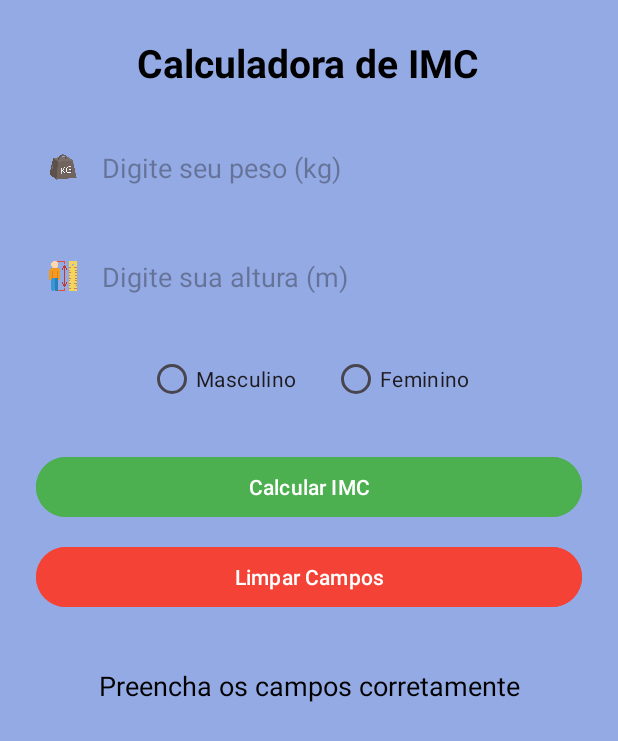
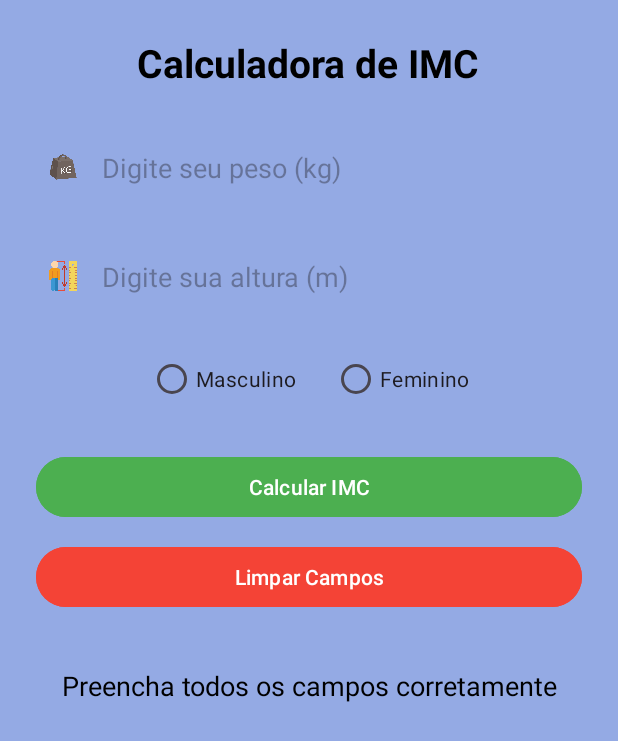
Before and after one commit to michelmoura1989/Trabalho-Laboratorio-de-Extens-o, an Android app: the screen it shows after launch (MainActivity), after a tap on "Calcular IMC", on a phone screen of 412 x 824 dp. Shown: the top 741 px of the screen. Run offline under Robolectric (Android 15) with nearby library versions, the light colour scheme and no system bars.

Commit message:
adicionando sexo

```diff
--- a/app/src/main/java/com/example/calculadoimc/MainActivity.kt
+++ b/app/src/main/java/com/example/calculadoimc/MainActivity.kt
@@ -8,6 +8,7 @@ import androidx.core.view.WindowInsetsCompat
 import android.widget.EditText
 import android.widget.RadioGroup
 import android.widget.Button
+import android.widget.RadioButton
 import android.widget.TextView
 
 class MainActivity : AppCompatActivity() {
@@ -21,12 +22,15 @@ class MainActivity : AppCompatActivity() {
         val btnCalcular = findViewById<Button>(R.id.btnCalcular)
         val btnLimpar = findViewById<Button>(R.id.btnLimpar)
         val txtResultado = findViewById<TextView>(R.id.textResultado)
+
         btnCalcular.setOnClickListener {
             val peso = edtPeso.text.toString().toFloatOrNull()
             val altura = edtAltura.text.toString().toFloatOrNull()
+            val sexoId = radioGroup.checkedRadioButtonId
 
-            if (peso != null && altura != null) {
+            if (peso != null && altura != null && sexoId != -1) {
                 val imc = peso / (altura * altura)
+                val sexo = findViewById<RadioButton>(sexoId).text.toString()
                 val classificacao = when {
                     imc < 18.5 -> "Abaixo do peso"
                     imc < 24.9 -> "Peso normal"
@@ -35,11 +39,10 @@ class MainActivity : AppCompatActivity() {
                     imc < 39.9 -> "Obesidade grau II"
                     else -> "Obesidade grau III"
                 }
-                txtResultado.text = "IMC: %.2f\n$classificacao".format(imc)
+                txtResultado.text = "Sexo: $sexo\nIMC: %.2f\n$classificacao".format(imc)
             } else {
-                txtResultado.text = "Preencha os campos corretamente"
+                txtResultado.text = "Preencha todos os campos corretamente"
             }
         }
     }
-
 }
```
